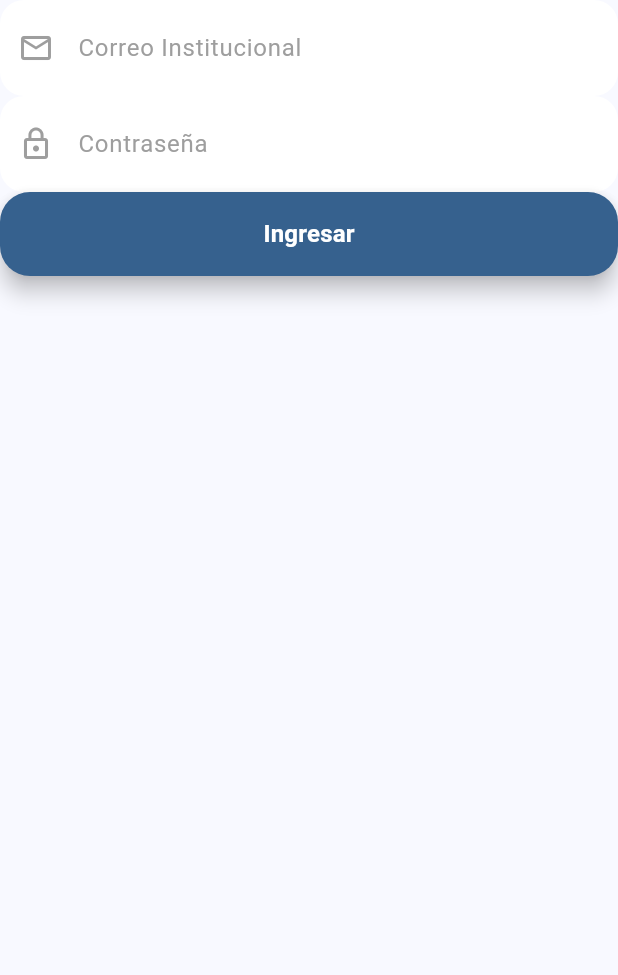
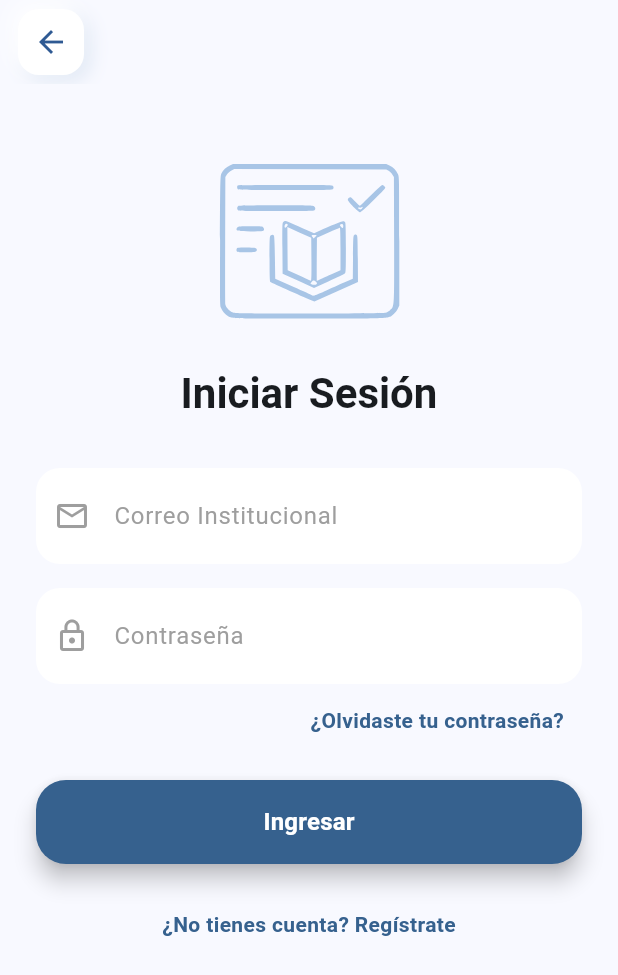
Before and after one commit to betilloXann/proyecto_tutorias, a Flutter app: the LoginView screen opened by its route, on a phone screen of 412 x 824 dp. Shown: the top 975 px of the screen. Run offline on Flutter 3.47's test engine with Material 3 defaults, Android fonts, the phone set to English and light mode, and no system bars; our stand-ins replace firebase_auth, firebase_core, flutter_svg; accounts and stored records are empty.

Commit message:
:sparkles: Se agrego la funcionalidad de autenticación del login, se grego el login_viewmodel

```diff
--- a/lib/features/login/views/login_view.dart
+++ b/lib/features/login/views/login_view.dart
@@ -1,38 +1,91 @@
 import 'package:flutter/material.dart';
+import 'package:flutter_svg/flutter_svg.dart';
+import 'package:provider/provider.dart';
 
-// --- Imports (Tus widgets de UI) ---
+// Widgets
 import '../../../core/widgets/primary_button.dart';
 import '../../../core/widgets/text_input_field.dart';
 
-// <-- 1. Imports añadidos
-import 'package:provider/provider.dart';
-import '../../../features/login/viewmodels/login_viewmodel.dart';
+// ViewModel
+import '../viewmodels/login_viewmodel.dart';
 
-class LoginView extends StatefulWidget {
-  const LoginView({super.key});
-
-  @override
-  State<LoginView> createState() => _LoginViewState();
-}
-
-class _LoginViewState extends State<LoginView> {
+class LoginView extends StatelessWidget {
   final emailCtrl = TextEditingController();
   final passwordCtrl = TextEditingController();
 
+  LoginView({super.key});
+
   @override
   Widget build(BuildContext context) {
+    final theme = Theme.of(context);
     final vm = context.watch<LoginViewModel>();
-    final theme = Theme.of(context);
 
     return Scaffold(
       backgroundColor: theme.colorScheme.background,
-      body: Column(
+
+      appBar: AppBar(
+        elevation: 0,
+        leading: Container(
+          margin: const EdgeInsets.only(left: 12, top: 6, bottom: 6),
+          decoration: BoxDecoration(
+            color: Colors.white,
+            borderRadius: BorderRadius.circular(14),
+            boxShadow: const [
+              BoxShadow(
+                color: Color(0xFFDDE6F3),
+                offset: Offset(4, 4),
+                blurRadius: 10,
+              ),
+              BoxShadow(
+                color: Colors.white,
+                offset: Offset(-4, -4),
+                blurRadius: 10,
+              ),
+            ],
+          ),
+          child: IconButton(
+            icon: const Icon(Icons.arrow_back, color: Color(0xFF2F5A93)),
+            onPressed: () => Navigator.of(context).pop(),
+          ),
+        ),
+      ),
+
+      body: SingleChildScrollView(
+        padding: const EdgeInsets.all(24),
+        child: Column(
           children: [
+            const SizedBox(height: 20),
+
+            /// LOGO SVG
+            SvgPicture.asset(
+              "assets/images/logo.svg",
+              height: 120,
+            ),
+
+            const SizedBox(height: 24),
+
+            /// TÍTULO
+            Text(
+              "Iniciar Sesión",
+              style: theme.textTheme.headlineMedium?.copyWith(
+                fontWeight: FontWeight.bold,
+                color: theme.colorScheme.onBackground,
+              ),
+              textAlign: TextAlign.center,
+            ),
+
+            const SizedBox(height: 32),
+
+            /// EMAIL
             TextInputField(
               label: "Correo Institucional",
               controller: emailCtrl,
               icon: Icons.email_outlined,
             ),
+
+            const SizedBox(height: 16),
+
+            /// PASSWORD
             TextInputField(
               label: "Contraseña",
               controller: passwordCtrl,
@@ -40,11 +93,29 @@ class _LoginViewState extends State<LoginView> {
               obscure: true,
             ),
 
+            /// OLVIDÉ MI CONTRASEÑA
+            Align(
+              alignment: Alignment.centerRight,
+              child: TextButton(
+                onPressed: () => Navigator.pushNamed(context, "/recover"),
+                child: Text(
+                  "¿Olvidaste tu contraseña?",
+                  style: theme.textTheme.bodyMedium?.copyWith(
+                    color: theme.colorScheme.primary,
+                    fontWeight: FontWeight.w600,
+                  ),
+                ),
+              ),
+            ),
+
+            const SizedBox(height: 16),
+
+            /// BOTÓN PRINCIPAL
             SizedBox(
+              width: double.infinity,
               height: 56,
-            width: double.infinity,
               child: vm.isLoading
-                ? Center(child: CircularProgressIndicator())
+                  ? const Center(child: CircularProgressIndicator())
                   : PrimaryButton(
                 text: "Ingresar",
                 onPressed: () async {
@@ -53,7 +124,7 @@ class _LoginViewState extends State<LoginView> {
                     passwordCtrl.text,
                   );
 
-                if (error != null && mounted) {
+                  if (error != null && context.mounted) {
                     ScaffoldMessenger.of(context).showSnackBar(
                       SnackBar(content: Text(error)),
                     );
@@ -61,7 +132,22 @@ class _LoginViewState extends State<LoginView> {
                 },
               ),
             ),
+
+            const SizedBox(height: 16),
+
+            /// TEXTO SECUNDARIO
+            TextButton(
+              onPressed: () => Navigator.pushNamed(context, "/register"),
+              child: Text(
+                "¿No tienes cuenta? Regístrate",
+                style: theme.textTheme.bodyMedium?.copyWith(
+                  color: theme.colorScheme.primary,
+                  fontWeight: FontWeight.w600,
+                ),
+              ),
+            ),
           ],
+        ),
       ),
     );
   }
```
Also changed, not shown: lib/firebase_options.dart, pubspec.lock, 2 other files. Lines whose indentation alone changed are shown as unchanged.
